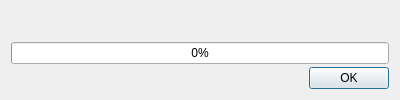
Before: the Qt Designer form src/ui/ui_thread_fun_dlg.ui in Bertrand256/dash-masternode-tool, drawn with Qt 5.
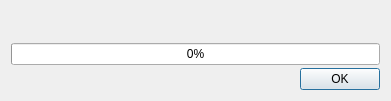
After: the same form once the commit is applied.

Diff of the .ui file:
```diff
--- a/src/ui/ui_thread_fun_dlg.ui
+++ b/src/ui/ui_thread_fun_dlg.ui
@@ -9,10 +9,16 @@
    <rect>
     <x>0</x>
     <y>0</y>
-    <width>400</width>
-    <height>99</height>
+    <width>391</width>
+    <height>101</height>
    </rect>
   </property>
+  <property name="sizePolicy">
+   <sizepolicy hsizetype="Preferred" vsizetype="Preferred">
+    <horstretch>0</horstretch>
+    <verstretch>0</verstretch>
+   </sizepolicy>
+  </property>
   <property name="windowTitle">
    <string>Dialog</string>
   </property>
@@ -25,8 +31,17 @@
    </property>
    <item>
     <widget class="QLabel" name="lblText">
+     <property name="sizePolicy">
+      <sizepolicy hsizetype="Preferred" vsizetype="Preferred">
+       <horstretch>0</horstretch>
+       <verstretch>0</verstretch>
+      </sizepolicy>
+     </property>
      <property name="text">
-      <string>&lt;html&gt;&lt;head/&gt;&lt;body&gt;&lt;p&gt;&lt;br/&gt;&lt;/p&gt;&lt;/body&gt;&lt;/html&gt;</string>
+      <string/>
+     </property>
+     <property name="wordWrap">
+      <bool>false</bool>
      </property>
      <property name="openExternalLinks">
       <bool>true</bool>
```
